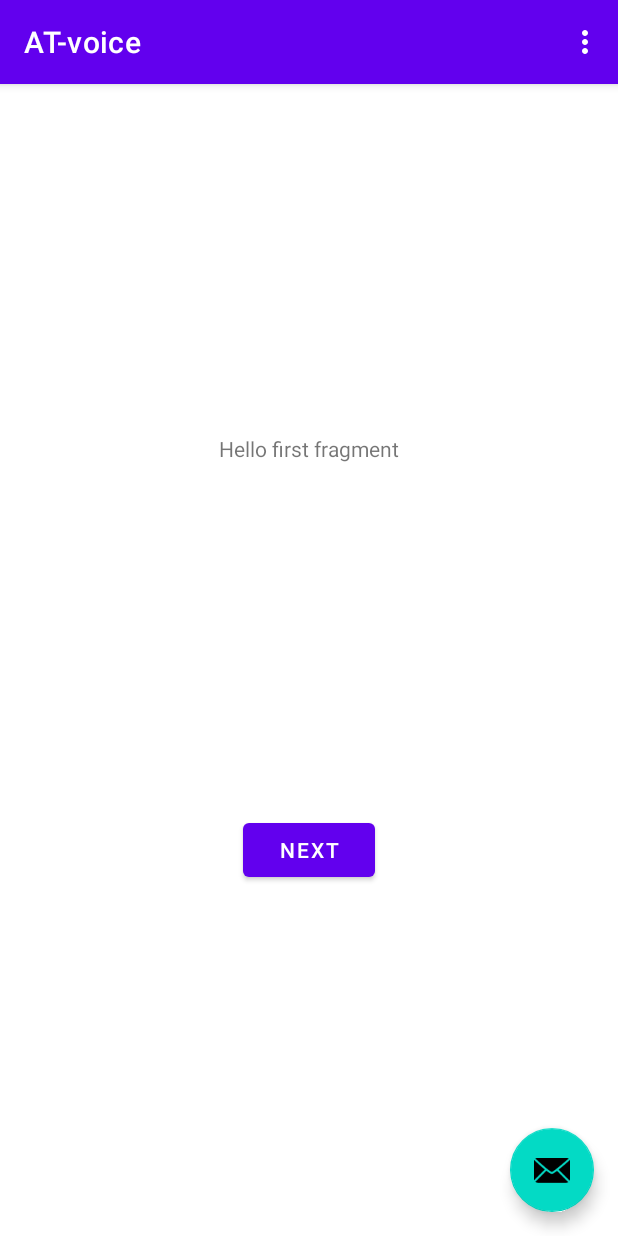
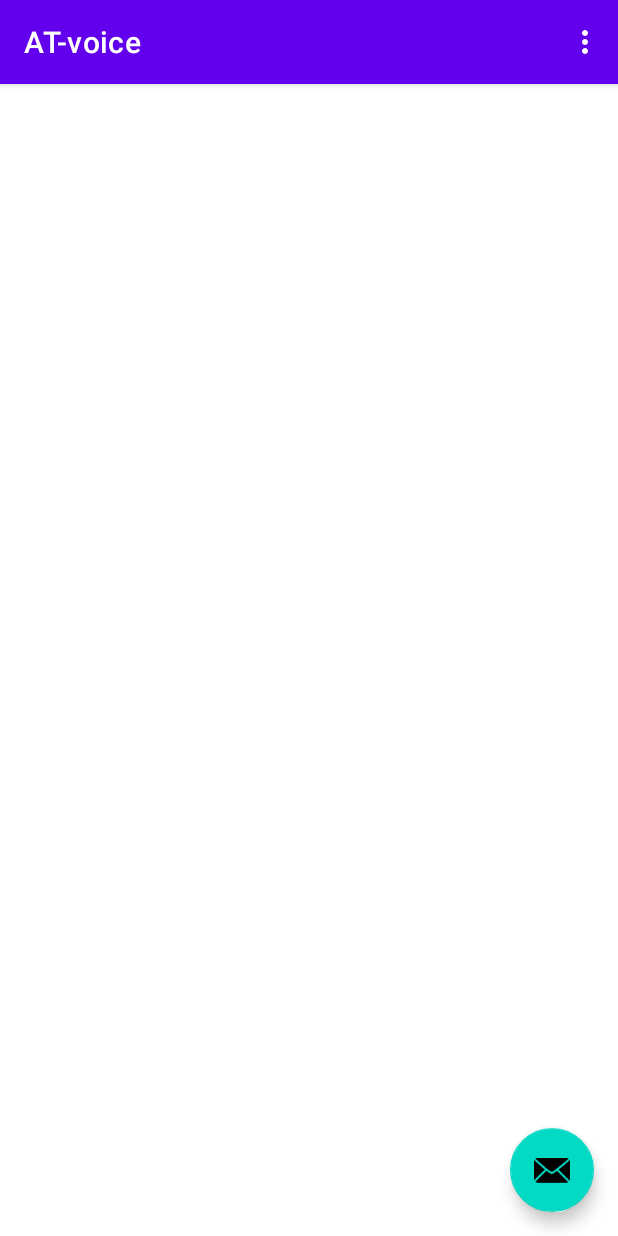
Before and after one commit to ikiugu/number-masking-springboot-africas-talking-android, an Android app: the screen it shows after launch (MainActivity), on a phone screen of 412 x 824 dp. Run offline under Robolectric (Android 15) with nearby library versions, the phone set to English and light mode, and no system bars; our stand-ins replace navigation-ui.

Commit message:
updated and renamed files

```diff
--- a/app/src/main/java/com/ikiugu/at_voice/FirstFragment.java
+++ b/app/src/main/java/com/ikiugu/at_voice/LeadInfoFragment.java
@@ -7,9 +7,8 @@ import android.view.ViewGroup;
 
 import androidx.annotation.NonNull;
 import androidx.fragment.app.Fragment;
-import androidx.navigation.fragment.NavHostFragment;
 
-public class FirstFragment extends Fragment {
+public class LeadInfoFragment extends Fragment {
 
     @Override
     public View onCreateView(
@@ -17,18 +16,13 @@ public class FirstFragment extends Fragment {
             Bundle savedInstanceState
     ) {
         // Inflate the layout for this fragment
-        return inflater.inflate(R.layout.fragment_first, container, false);
+        return inflater.inflate(R.layout.fragment_lead_info, container, false);
     }
 
     public void onViewCreated(@NonNull View view, Bundle savedInstanceState) {
         super.onViewCreated(view, savedInstanceState);
 
-        view.findViewById(R.id.button_first).setOnClickListener(new View.OnClickListener() {
-            @Override
-            public void onClick(View view) {
-                NavHostFragment.findNavController(FirstFragment.this)
-                        .navigate(R.id.action_FirstFragment_to_SecondFragment);
-            }
-        });
+        /*NavHostFragment.findNavController(LeadInfoFragment.this)
+                        .navigate(R.id.action_SecondFragment_to_FirstFragment);*/
     }
 }
--- a/app/src/main/java/com/ikiugu/at_voice/MainActivity.java
+++ b/app/src/main/java/com/ikiugu/at_voice/MainActivity.java
@@ -1,19 +1,16 @@
 package com.ikiugu.at_voice;
 
 import android.os.Bundle;
-
-import com.google.android.material.floatingactionbutton.FloatingActionButton;
-import com.google.android.material.snackbar.Snackbar;
+import android.view.Menu;
+import android.view.MenuItem;
 
 import androidx.appcompat.app.AppCompatActivity;
 import androidx.appcompat.widget.Toolbar;
-
-import android.view.View;
-
-import android.view.Menu;
-import android.view.MenuItem;
+import androidx.navigation.ui.AppBarConfiguration;
 
 public class MainActivity extends AppCompatActivity {
+
+    private AppBarConfiguration mAppBarConfiguration;
 
     @Override
     protected void onCreate(Bundle savedInstanceState) {
@@ -21,15 +18,6 @@ public class MainActivity extends AppCompatActivity {
         setContentView(R.layout.activity_main);
         Toolbar toolbar = findViewById(R.id.toolbar);
         setSupportActionBar(toolbar);
-
-        FloatingActionButton fab = findViewById(R.id.fab);
-        fab.setOnClickListener(new View.OnClickListener() {
-            @Override
-            public void onClick(View view) {
-                Snackbar.make(view, "Replace with your own action", Snackbar.LENGTH_LONG)
-                        .setAction("Action", null).show();
-            }
-        });
     }
 
     @Override
--- a/app/src/main/java/com/ikiugu/at_voice/SecondFragment.java
+++ b/app/src/main/java/com/ikiugu/at_voice/MainFragment.java
@@ -9,7 +9,9 @@ import androidx.annotation.NonNull;
 import androidx.fragment.app.Fragment;
 import androidx.navigation.fragment.NavHostFragment;
 
-public class SecondFragment extends Fragment {
+import com.google.android.material.floatingactionbutton.FloatingActionButton;
+
+public class MainFragment extends Fragment {
 
     @Override
     public View onCreateView(
@@ -17,17 +19,21 @@ public class SecondFragment extends Fragment {
             Bundle savedInstanceState
     ) {
         // Inflate the layout for this fragment
-        return inflater.inflate(R.layout.fragment_second, container, false);
+        return inflater.inflate(R.layout.fragment_main, container, false);
     }
 
     public void onViewCreated(@NonNull View view, Bundle savedInstanceState) {
         super.onViewCreated(view, savedInstanceState);
 
-        view.findViewById(R.id.button_second).setOnClickListener(new View.OnClickListener() {
+        FloatingActionButton fab = view.findViewById(R.id.fab);
+        fab.setOnClickListener(new View.OnClickListener() {
             @Override
             public void onClick(View view) {
-                NavHostFragment.findNavController(SecondFragment.this)
-                        .navigate(R.id.action_SecondFragment_to_FirstFragment);
+               /* Snackbar.make(view, "Replace with your own action", Snackbar.LENGTH_LONG)
+                        .setAction("Action", null).show();*/
+
+                NavHostFragment.findNavController(MainFragment.this)
+                        .navigate(R.id.action_FirstFragment_to_SecondFragment);
             }
         });
     }
--- a/app/src/main/res/layout/activity_main.xml
+++ b/app/src/main/res/layout/activity_main.xml
@@ -22,12 +22,4 @@
 
     <include layout="@layout/content_main" />
 
-    <com.google.android.material.floatingactionbutton.FloatingActionButton
-        android:id="@+id/fab"
-        android:layout_width="wrap_content"
-        android:layout_height="wrap_content"
-        android:layout_gravity="bottom|end"
-        android:layout_margin="@dimen/fab_margin"
-        app:srcCompat="@android:drawable/ic_dialog_email" />
-
 </androidx.coordinatorlayout.widget.CoordinatorLayout>
--- a/app/src/main/res/layout/fragment_first.xml
+++ /dev/null
@@ -1,28 +0,0 @@
-<?xml version="1.0" encoding="utf-8"?>
-<androidx.constraintlayout.widget.ConstraintLayout xmlns:android="http://schemas.android.com/apk/res/android"
-    xmlns:app="http://schemas.android.com/apk/res-auto"
-    xmlns:tools="http://schemas.android.com/tools"
-    android:layout_width="match_parent"
-    android:layout_height="match_parent"
-    tools:context=".FirstFragment">
-
-    <TextView
-        android:id="@+id/textview_first"
-        android:layout_width="wrap_content"
-        android:layout_height="wrap_content"
-        android:text="@string/hello_first_fragment"
-        app:layout_constraintBottom_toTopOf="@id/button_first"
-        app:layout_constraintEnd_toEndOf="parent"
-        app:layout_constraintStart_toStartOf="parent"
-        app:layout_constraintTop_toTopOf="parent" />
-
-    <Button
-        android:id="@+id/button_first"
-        android:layout_width="wrap_content"
-        android:layout_height="wrap_content"
-        android:text="@string/next"
-        app:layout_constraintBottom_toBottomOf="parent"
-        app:layout_constraintEnd_toEndOf="parent"
-        app:layout_constraintStart_toStartOf="parent"
-        app:layout_constraintTop_toBottomOf="@id/textview_first" />
-</androidx.constraintlayout.widget.ConstraintLayout>
--- /dev/null
+++ b/app/src/main/res/layout/fragment_main.xml
@@ -0,0 +1,22 @@
+<?xml version="1.0" encoding="utf-8"?>
+<androidx.coordinatorlayout.widget.CoordinatorLayout xmlns:android="http://schemas.android.com/apk/res/android"
+    xmlns:app="http://schemas.android.com/apk/res-auto"
+    xmlns:tools="http://schemas.android.com/tools"
+    android:layout_width="match_parent"
+    android:layout_height="match_parent"
+    tools:context=".MainFragment">
+
+    <androidx.constraintlayout.widget.ConstraintLayout
+        android:layout_width="match_parent"
+        android:layout_height="match_parent">
+
+    </androidx.constraintlayout.widget.ConstraintLayout>
+
+    <com.google.android.material.floatingactionbutton.FloatingActionButton
+        android:id="@+id/fab"
+        android:layout_width="wrap_content"
+        android:layout_height="wrap_content"
+        android:layout_gravity="bottom|end"
+        android:layout_margin="@dimen/fab_margin"
+        app:srcCompat="@android:drawable/ic_dialog_email" />
+</androidx.coordinatorlayout.widget.CoordinatorLayout>
--- a/app/src/main/res/navigation/nav_graph.xml
+++ b/app/src/main/res/navigation/nav_graph.xml
@@ -3,26 +3,26 @@
     xmlns:app="http://schemas.android.com/apk/res-auto"
     xmlns:tools="http://schemas.android.com/tools"
     android:id="@+id/nav_graph"
-    app:startDestination="@id/FirstFragment">
+    app:startDestination="@id/MainFragment">
 
     <fragment
-        android:id="@+id/FirstFragment"
-        android:name="com.ikiugu.at_voice.FirstFragment"
-        android:label="@string/first_fragment_label"
-        tools:layout="@layout/fragment_first">
+        android:id="@+id/MainFragment"
+        android:name="com.ikiugu.at_voice.MainFragment"
+        android:label="@string/main_fragment"
+        tools:layout="@layout/fragment_main">
 
         <action
             android:id="@+id/action_FirstFragment_to_SecondFragment"
-            app:destination="@id/SecondFragment" />
+            app:destination="@id/LeadInfoFragment" />
     </fragment>
     <fragment
-        android:id="@+id/SecondFragment"
-        android:name="com.ikiugu.at_voice.SecondFragment"
-        android:label="@string/second_fragment_label"
-        tools:layout="@layout/fragment_second">
+        android:id="@+id/LeadInfoFragment"
+        android:name="com.ikiugu.at_voice.LeadInfoFragment"
+        android:label="@string/lead_info_fragment"
+        tools:layout="@layout/fragment_lead_info">
 
-        <action
-            android:id="@+id/action_SecondFragment_to_FirstFragment"
-            app:destination="@id/FirstFragment" />
+<!--        <action-->
+<!--            android:id="@+id/action_SecondFragment_to_FirstFragment"-->
+<!--            app:destination="@id/MainFragment" />-->
     </fragment>
 </navigation>
--- a/app/src/main/res/values/strings.xml
+++ b/app/src/main/res/values/strings.xml
@@ -1,12 +1,7 @@
 <resources>
     <string name="app_name">AT-voice</string>
     <string name="action_settings">Settings</string>
+    <string name="main_fragment">Main Fragment</string>
+    <string name="lead_info_fragment">Lead Info Fragment</string>
     <!-- Strings used for fragments for navigation -->
-    <string name="first_fragment_label">First Fragment</string>
-    <string name="second_fragment_label">Second Fragment</string>
-    <string name="next">Next</string>
-    <string name="previous">Previous</string>
-
-    <string name="hello_first_fragment">Hello first fragment</string>
-    <string name="hello_second_fragment">Hello second fragment. Arg: %1$s</string>
 </resources>
```
Also changed, not shown: app/src/main/res/layout/fragment_lead_info.xml (added, +9 -0 lines), app/src/main/res/layout/fragment_second.xml (deleted, +0 -27 lines).
